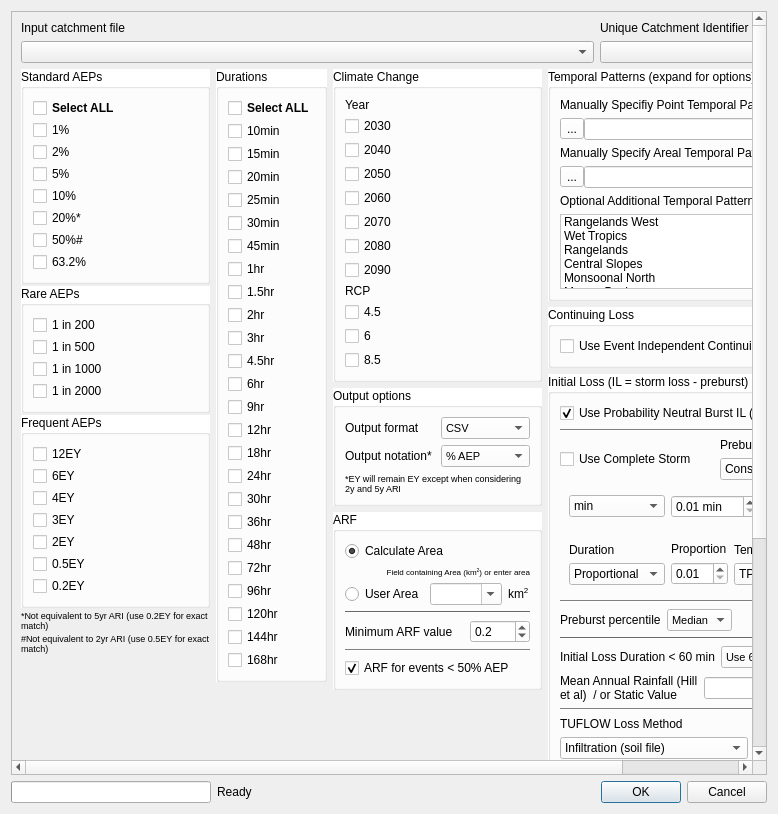
Before: the Qt Designer form tuflow/forms/ui_tuflowqgis_arr2016.ui in TUFLOW-Support/QGIS-TUFLOW-Plugin, drawn with Qt 5.
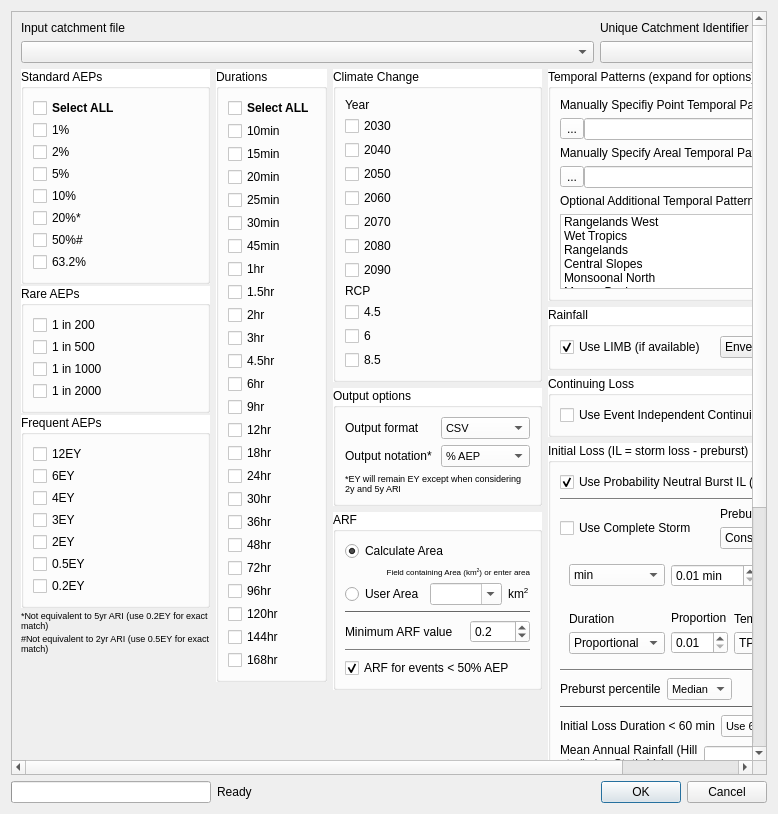
After: the same form once the commit is applied. Custom widgets are drawn as their Qt base class.

```diff
--- a/tuflow/forms/ui_tuflowqgis_arr2016.ui
+++ b/tuflow/forms/ui_tuflowqgis_arr2016.ui
@@ -75,8 +75,8 @@
        <rect>
         <x>0</x>
         <y>0</y>
-        <width>750</width>
-        <height>962</height>
+        <width>744</width>
+        <height>1023</height>
        </rect>
       </property>
       <layout class="QGridLayout" name="gridLayout_7">
@@ -4975,6 +4975,115 @@
              </layout>
             </widget>
            </item>
+           <item>
+            <widget class="QGroupBox" name="groupBox_6">
+             <property name="palette">
+              <palette>
+               <active>
+                <colorrole role="Base">
+                 <brush brushstyle="SolidPattern">
+                  <color alpha="255">
+                   <red>255</red>
+                   <green>255</green>
+                   <blue>255</blue>
+                  </color>
+                 </brush>
+                </colorrole>
+                <colorrole role="Window">
+                 <brush brushstyle="SolidPattern">
+                  <color alpha="255">
+                   <red>255</red>
+                   <green>255</green>
+                   <blue>255</blue>
+                  </color>
+                 </brush>
+                </colorrole>
+               </active>
+               <inactive>
+                <colorrole role="Base">
+                 <brush brushstyle="SolidPattern">
+                  <color alpha="255">
+                   <red>255</red>
+                   <green>255</green>
+                   <blue>255</blue>
+                  </color>
+                 </brush>
+                </colorrole>
+                <colorrole role="Window">
+                 <brush brushstyle="SolidPattern">
+                  <color alpha="255">
+                   <red>255</red>
+                   <green>255</green>
+                   <blue>255</blue>
+                  </color>
+                 </brush>
+                </colorrole>
+               </inactive>
+               <disabled>
+                <colorrole role="Base">
+                 <brush brushstyle="SolidPattern">
+                  <color alpha="255">
+                   <red>255</red>
+                   <green>255</green>
+                   <blue>255</blue>
+                  </color>
+                 </brush>
+                </colorrole>
+                <colorrole role="Window">
+                 <brush brushstyle="SolidPattern">
+                  <color alpha="255">
+                   <red>255</red>
+                   <green>255</green>
+                   <blue>255</blue>
+                  </color>
+                 </brush>
+                </colorrole>
+               </disabled>
+              </palette>
+             </property>
+             <property name="autoFillBackground">
+              <bool>true</bool>
+             </property>
+             <property name="title">
+              <string>Rainfall</string>
+             </property>
+             <layout class="QVBoxLayout" name="verticalLayout_20">
+              <item>
+               <layout class="QHBoxLayout" name="horizontalLayout_19">
+                <item>
+                 <widget class="QCheckBox" name="cbLIMB">
+                  <property name="text">
+                   <string>Use LIMB (if available)</string>
+                  </property>
+                  <property name="checked">
+                   <bool>true</bool>
+                  </property>
+                 </widget>
+                </item>
+                <item>
+                 <widget class="QComboBox" name="cboLIMB">
+                  <item>
+                   <property name="text">
+                    <string>Enveloped</string>
+                   </property>
+                  </item>
+                  <item>
+                   <property name="text">
+                    <string>High Res</string>
+                   </property>
+                  </item>
+                  <item>
+                   <property name="text">
+                    <string>BOM Res</string>
+                   </property>
+                  </item>
+                 </widget>
+                </item>
+               </layout>
+              </item>
+             </layout>
+            </widget>
+           </item>
            <item>
             <widget class="QGroupBox" name="groupBox_5">
              <property name="palette">
@@ -5198,6 +5307,15 @@
                   </color>
                  </brush>
                 </colorrole>
+                <colorrole role="PlaceholderText">
+                 <brush brushstyle="NoBrush">
+                  <color alpha="128">
+                   <red>0</red>
+                   <green>0</green>
+                   <blue>0</blue>
+                  </color>
+                 </brush>
+                </colorrole>
                </active>
                <inactive>
                 <colorrole role="WindowText">
@@ -5335,6 +5453,15 @@
                   </color>
                  </brush>
                 </colorrole>
+                <colorrole role="PlaceholderText">
+                 <brush brushstyle="NoBrush">
+                  <color alpha="128">
+                   <red>0</red>
+                   <green>0</green>
+                   <blue>0</blue>
+                  </color>
+                 </brush>
+                </colorrole>
                </inactive>
                <disabled>
                 <colorrole role="WindowText">
@@ -5472,6 +5599,15 @@
                   </color>
                  </brush>
                 </colorrole>
+                <colorrole role="PlaceholderText">
+                 <brush brushstyle="NoBrush">
+                  <color alpha="128">
+                   <red>0</red>
+                   <green>0</green>
+                   <blue>0</blue>
+                  </color>
+                 </brush>
+                </colorrole>
                </disabled>
               </palette>
              </property>
@@ -5904,6 +6040,8 @@
                   <property name="font">
                    <font>
                     <pointsize>8</pointsize>
+                    <weight>50</weight>
+                    <bold>false</bold>
                    </font>
                   </property>
                   <item>
@@ -6088,6 +6226,15 @@
                      </color>
                     </brush>
                    </colorrole>
+                   <colorrole role="PlaceholderText">
+                    <brush brushstyle="NoBrush">
+                     <color alpha="128">
+                      <red>0</red>
+                      <green>0</green>
+                      <blue>0</blue>
+                     </color>
+                    </brush>
+                   </colorrole>
                   </active>
                   <inactive>
                    <colorrole role="WindowText">
@@ -6225,6 +6372,15 @@
                      </color>
                     </brush>
                    </colorrole>
+                   <colorrole role="PlaceholderText">
+                    <brush brushstyle="NoBrush">
+                     <color alpha="128">
+                      <red>0</red>
+                      <green>0</green>
+                      <blue>0</blue>
+                     </color>
+                    </brush>
+                   </colorrole>
                   </inactive>
                   <disabled>
                    <colorrole role="WindowText">
@@ -6362,6 +6518,15 @@
                      </color>
                     </brush>
                    </colorrole>
+                   <colorrole role="PlaceholderText">
+                    <brush brushstyle="NoBrush">
+                     <color alpha="128">
+                      <red>0</red>
+                      <green>0</green>
+                      <blue>0</blue>
+                     </color>
+                    </brush>
+                   </colorrole>
                   </disabled>
                  </palette>
                 </property>
@@ -6396,6 +6561,8 @@
                   <property name="font">
                    <font>
                     <pointsize>8</pointsize>
+                    <weight>50</weight>
+                    <bold>false</bold>
                    </font>
                   </property>
                   <property name="currentIndex">
```
Left out of the diff: 248 changed lines with no effect on the pictures.
